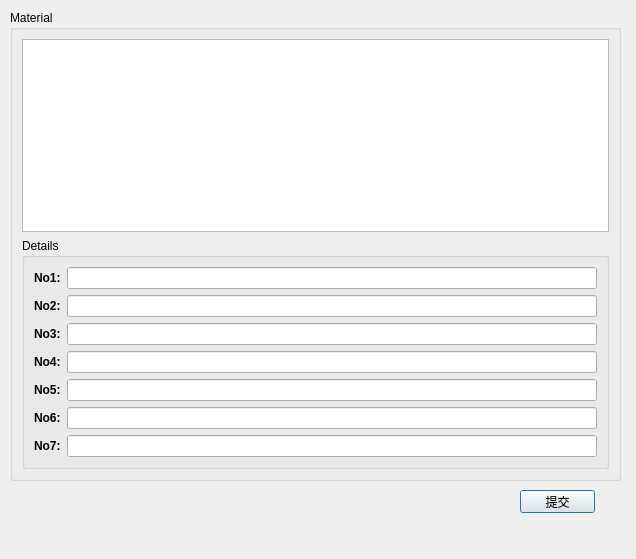
Old version of the form control_showTableDialog.ui in the repository hzkkkk/qt-wolf-material-manage.
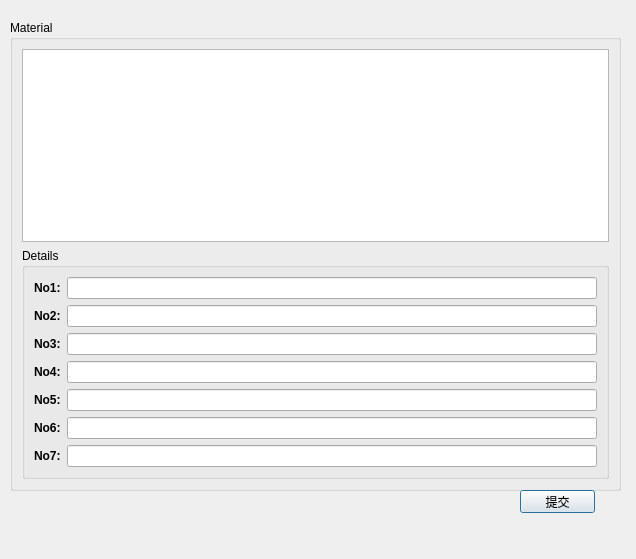
New version of the form.

Commit message: 20200112 add isAuthorityAllow() in control_showTableDialog

```diff
--- a/control_showTableDialog.ui
+++ b/control_showTableDialog.ui
@@ -17,7 +17,7 @@
    <property name="geometry">
     <rect>
      <x>10</x>
-     <y>10</y>
+     <y>20</y>
      <width>611</width>
      <height>471</height>
     </rect>
@@ -54,70 +54,44 @@
        <string>Details</string>
       </property>
       <layout class="QFormLayout" name="_2">
-       <item row="0" column="0">
+       <item row="0" column="0" colspan="2">
+        <layout class="QGridLayout" name="gridLayout">
+         <item row="1" column="0">
         <widget class="QLabel" name="No1Label">
          <property name="text">
           <string>&lt;html&gt;&lt;head/&gt;&lt;body&gt;&lt;p&gt;&lt;span style=&quot; font-weight:600;&quot;&gt;No1:&lt;/span&gt;&lt;/p&gt;&lt;/body&gt;&lt;/html&gt;</string>
          </property>
         </widget>
        </item>
-       <item row="0" column="1">
-        <widget class="QLineEdit" name="No1Edit">
-         <property name="enabled">
-          <bool>true</bool>
-         </property>
-        </widget>
-       </item>
-       <item row="1" column="0">
-        <widget class="QLabel" name="No2Label">
-         <property name="text">
-          <string>&lt;html&gt;&lt;head/&gt;&lt;body&gt;&lt;p&gt;&lt;span style=&quot; font-weight:600;&quot;&gt;No2:&lt;/span&gt;&lt;/p&gt;&lt;/body&gt;&lt;/html&gt;</string>
-         </property>
-        </widget>
-       </item>
-       <item row="2" column="0">
-        <widget class="QLabel" name="No3Label">
-         <property name="text">
-          <string>&lt;html&gt;&lt;head/&gt;&lt;body&gt;&lt;p&gt;&lt;span style=&quot; font-weight:600;&quot;&gt;No3:&lt;/span&gt;&lt;/p&gt;&lt;/body&gt;&lt;/html&gt;</string>
-         </property>
-        </widget>
-       </item>
-       <item row="3" column="0">
-        <widget class="QLabel" name="No4Label">
-         <property name="text">
-          <string>&lt;html&gt;&lt;head/&gt;&lt;body&gt;&lt;p&gt;&lt;span style=&quot; font-weight:600;&quot;&gt;No4:&lt;/span&gt;&lt;/p&gt;&lt;/body&gt;&lt;/html&gt;</string>
-         </property>
-        </widget>
-       </item>
-       <item row="4" column="0">
+         <item row="5" column="0">
         <widget class="QLabel" name="No5Label">
          <property name="text">
           <string>&lt;html&gt;&lt;head/&gt;&lt;body&gt;&lt;p&gt;&lt;span style=&quot; font-weight:600;&quot;&gt;No5:&lt;/span&gt;&lt;/p&gt;&lt;/body&gt;&lt;/html&gt;</string>
          </property>
         </widget>
        </item>
-       <item row="1" column="1">
-        <widget class="QLineEdit" name="No2Edit">
-         <property name="enabled">
-          <bool>true</bool>
-         </property>
-        </widget>
-       </item>
-       <item row="2" column="1">
-        <widget class="QLineEdit" name="No3Edit">
-         <property name="enabled">
-          <bool>true</bool>
-         </property>
-        </widget>
-       </item>
-       <item row="3" column="1">
-        <widget class="QLineEdit" name="No4Edit">
+         <item row="6" column="1">
+          <widget class="QLineEdit" name="No6Edit">
          <property name="enabled">
           <bool>true</bool>
          </property>
         </widget>
        </item>
        <item row="4" column="1">
+          <widget class="QLineEdit" name="No4Edit">
+           <property name="enabled">
+            <bool>true</bool>
+           </property>
+          </widget>
+         </item>
+         <item row="4" column="0">
+          <widget class="QLabel" name="No4Label">
+           <property name="text">
+            <string>&lt;html&gt;&lt;head/&gt;&lt;body&gt;&lt;p&gt;&lt;span style=&quot; font-weight:600;&quot;&gt;No4:&lt;/span&gt;&lt;/p&gt;&lt;/body&gt;&lt;/html&gt;</string>
+           </property>
+          </widget>
+         </item>
+         <item row="5" column="1">
         <widget class="QLineEdit" name="No5Edit">
          <property name="enabled">
           <bool>true</bool>
@@ -131,26 +105,62 @@
          </property>
         </widget>
        </item>
-       <item row="5" column="0">
-        <widget class="QLabel" name="No6Label">
-         <property name="text">
-          <string>&lt;html&gt;&lt;head/&gt;&lt;body&gt;&lt;p&gt;&lt;span style=&quot; font-weight:600;&quot;&gt;No6:&lt;/span&gt;&lt;/p&gt;&lt;/body&gt;&lt;/html&gt;</string>
-         </property>
-        </widget>
-       </item>
-       <item row="5" column="1">
-        <widget class="QLineEdit" name="No6Edit">
-         <property name="enabled">
-          <bool>true</bool>
-         </property>
-        </widget>
-       </item>
        <item row="7" column="0">
         <widget class="QLabel" name="No7Label">
          <property name="text">
           <string>&lt;html&gt;&lt;head/&gt;&lt;body&gt;&lt;p&gt;&lt;span style=&quot; font-weight:600;&quot;&gt;No7:&lt;/span&gt;&lt;/p&gt;&lt;/body&gt;&lt;/html&gt;</string>
          </property>
         </widget>
+         </item>
+         <item row="2" column="1">
+          <widget class="QLineEdit" name="No2Edit">
+           <property name="enabled">
+            <bool>true</bool>
+           </property>
+          </widget>
+         </item>
+         <item row="1" column="1">
+          <widget class="QLineEdit" name="No1Edit">
+           <property name="enabled">
+            <bool>true</bool>
+           </property>
+           <property name="sizePolicy">
+            <sizepolicy hsizetype="Expanding" vsizetype="Fixed">
+             <horstretch>0</horstretch>
+             <verstretch>0</verstretch>
+            </sizepolicy>
+           </property>
+          </widget>
+         </item>
+         <item row="2" column="0">
+          <widget class="QLabel" name="No2Label">
+           <property name="text">
+            <string>&lt;html&gt;&lt;head/&gt;&lt;body&gt;&lt;p&gt;&lt;span style=&quot; font-weight:600;&quot;&gt;No2:&lt;/span&gt;&lt;/p&gt;&lt;/body&gt;&lt;/html&gt;</string>
+           </property>
+          </widget>
+         </item>
+         <item row="3" column="0">
+          <widget class="QLabel" name="No3Label">
+           <property name="text">
+            <string>&lt;html&gt;&lt;head/&gt;&lt;body&gt;&lt;p&gt;&lt;span style=&quot; font-weight:600;&quot;&gt;No3:&lt;/span&gt;&lt;/p&gt;&lt;/body&gt;&lt;/html&gt;</string>
+           </property>
+          </widget>
+         </item>
+         <item row="3" column="1">
+          <widget class="QLineEdit" name="No3Edit">
+           <property name="enabled">
+            <bool>true</bool>
+           </property>
+          </widget>
+         </item>
+         <item row="6" column="0">
+          <widget class="QLabel" name="No6Label">
+           <property name="text">
+            <string>&lt;html&gt;&lt;head/&gt;&lt;body&gt;&lt;p&gt;&lt;span style=&quot; font-weight:600;&quot;&gt;No6:&lt;/span&gt;&lt;/p&gt;&lt;/body&gt;&lt;/html&gt;</string>
+           </property>
+          </widget>
+         </item>
+        </layout>
        </item>
       </layout>
      </widget>
```
Lines whose indentation alone changed are shown as unchanged. The commit also changes 7 other files.
